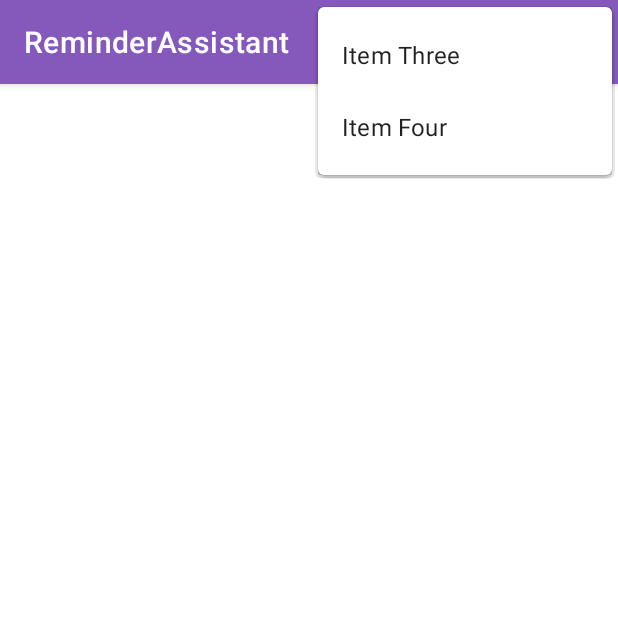
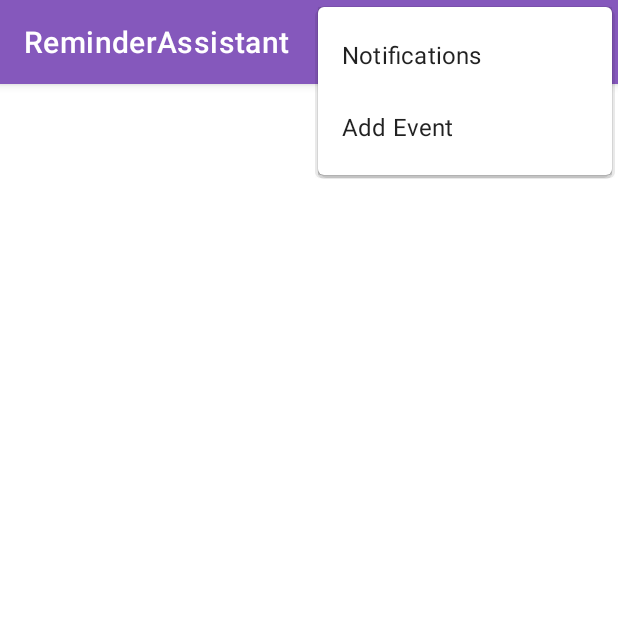
Before and after one commit to hasandeniz/ReminderAssistant, an Android app: the screen it shows after launch (MainActivity), with the options menu open, on a phone screen of 412 x 824 dp, the top half of it. Run offline under Robolectric (Android 15) with nearby library versions, the phone set to English and light mode, and no system bars; 3 statements that could not run were skipped.

Commit message:
menu.xml updated

```diff
--- a/app/src/main/res/menu/menu.xml
+++ b/app/src/main/res/menu/menu.xml
@@ -5,22 +5,22 @@
     <item
         android:id="@+id/action_one"
         android:icon="@mipmap/calendar"
-        android:title="Item One"
+        android:title="Calendar"
         app:showAsAction="ifRoom" />
     <item
         android:id="@+id/action_two"
         android:icon="@mipmap/night_mode"
-        android:title="Item Two"
+        android:title="Night Mode"
         app:showAsAction="ifRoom" />
     <item
         android:id="@+id/action_three"
         android:icon="@mipmap/notification_bell"
-        android:title="Item Three"
+        android:title="Notifications"
         app:showAsAction="ifRoom" />
     <item
         android:id="@+id/action_four"
         android:icon="@mipmap/add_event"
-        android:title="Item Four"
+        android:title="Add Event"
         app:showAsAction="ifRoom" />
 
 
```
